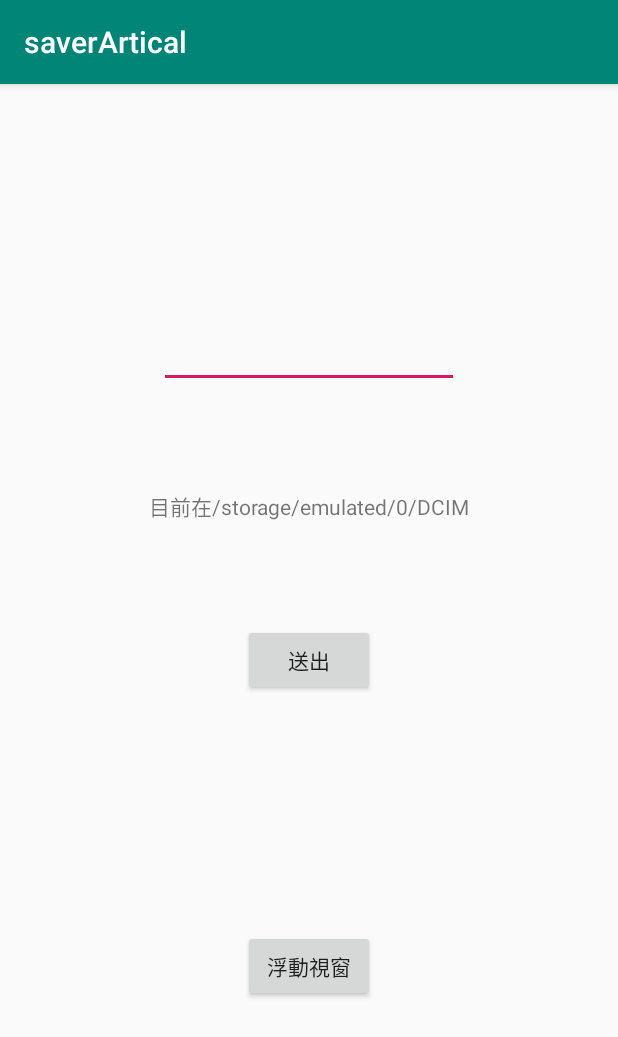
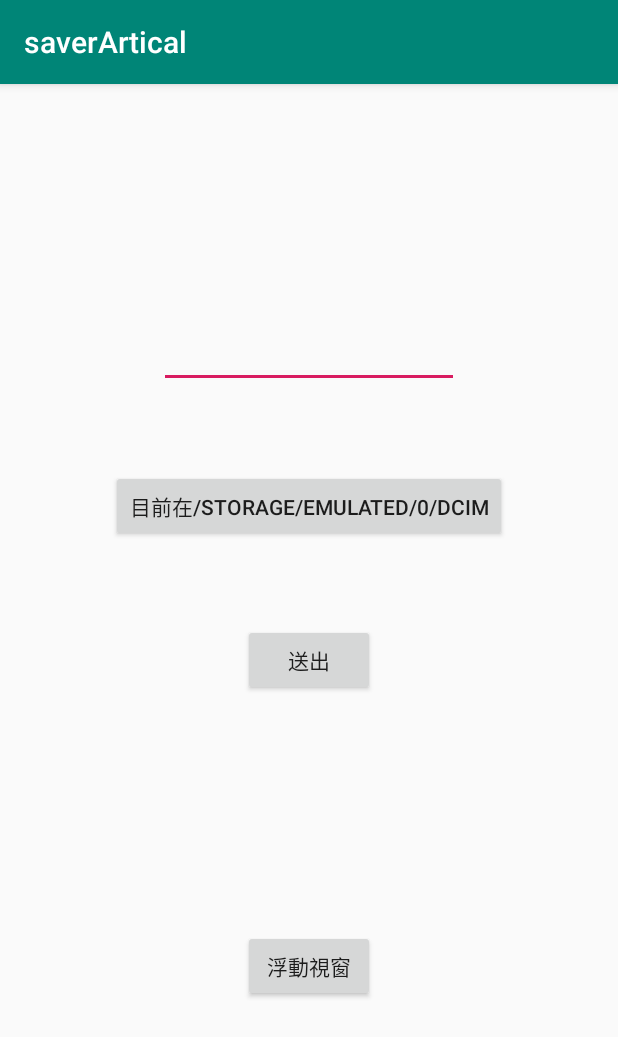
Before and after one commit to uuko/saverArtical, an Android app: the screen it shows after launch (MainActivity), on a phone screen of 412 x 824 dp. Shown: the top 1037 px of the screen. Run offline under Robolectric (Android 15) with nearby library versions, the phone set to English and light mode, and no system bars; our stand-ins replace RxJava; libraries missing offline, so code that uses them is left out: com.itextpdf.text; Roboto replaces fonts that are not available here.

```diff
--- a/app/src/main/java/com/example/saverartical/MainActivity.kt
+++ b/app/src/main/java/com/example/saverartical/MainActivity.kt
@@ -1,5 +1,6 @@
 package com.example.saverartical
 
+import android.annotation.SuppressLint
 import android.content.ComponentName
 import android.content.Context
 import android.content.Intent
@@ -248,9 +249,8 @@ class MainActivity : AppCompatActivity() {
         progress_circular.visibility= View.VISIBLE
     }
 
-    private fun locationChange(view: View){
 
-    }
+
     fun startFloatingButtonService(view: View) {
         val floatingButtonService=FloatingButtonService()
         if (floatingButtonService.getStart()) {
@@ -277,7 +277,6 @@ class MainActivity : AppCompatActivity() {
     internal var mServiceConnection: ServiceConnection = object : ServiceConnection {
 
         override fun onServiceConnected(name: ComponentName, service: IBinder) {
-            // 获取服务的操作对象
             val binder = service as FloatingButtonService.MyBinder
             binder.getServces()
         }
--- a/app/src/main/res/layout/activity_main.xml
+++ b/app/src/main/res/layout/activity_main.xml
@@ -15,11 +15,11 @@
         app:layout_constraintStart_toStartOf="parent"
         app:layout_constraintTop_toTopOf="parent" />
 
-    <TextView
+    <Button
         android:id="@+id/location"
         android:layout_width="wrap_content"
         android:layout_height="wrap_content"
-        android:onClick="locationChange"
+
         android:text="目前在/storage/emulated/0/DCIM"
         app:layout_constraintBottom_toTopOf="@+id/submit"
         app:layout_constraintEnd_toEndOf="parent"
```
